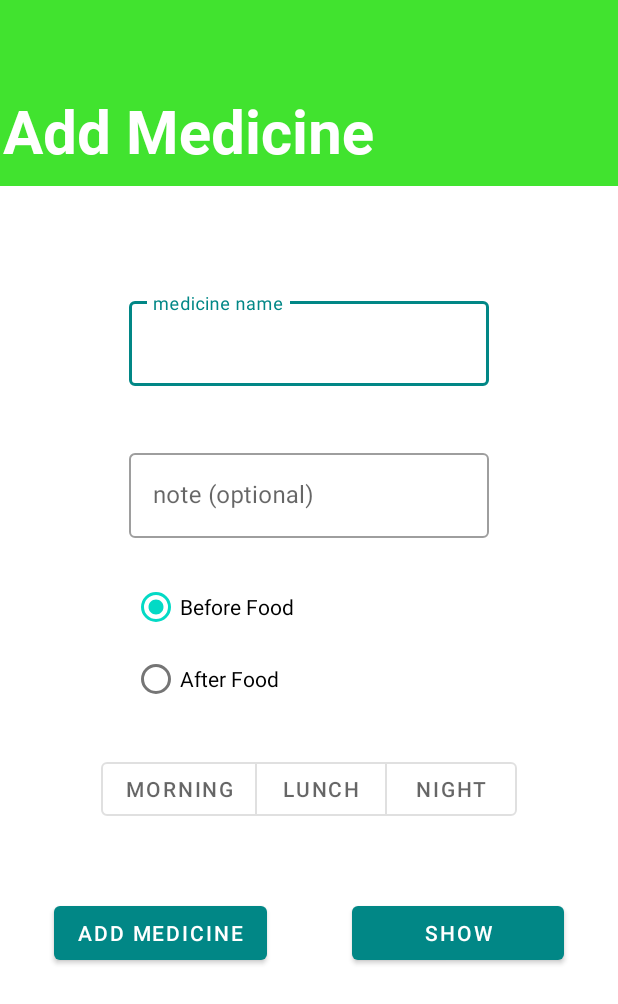
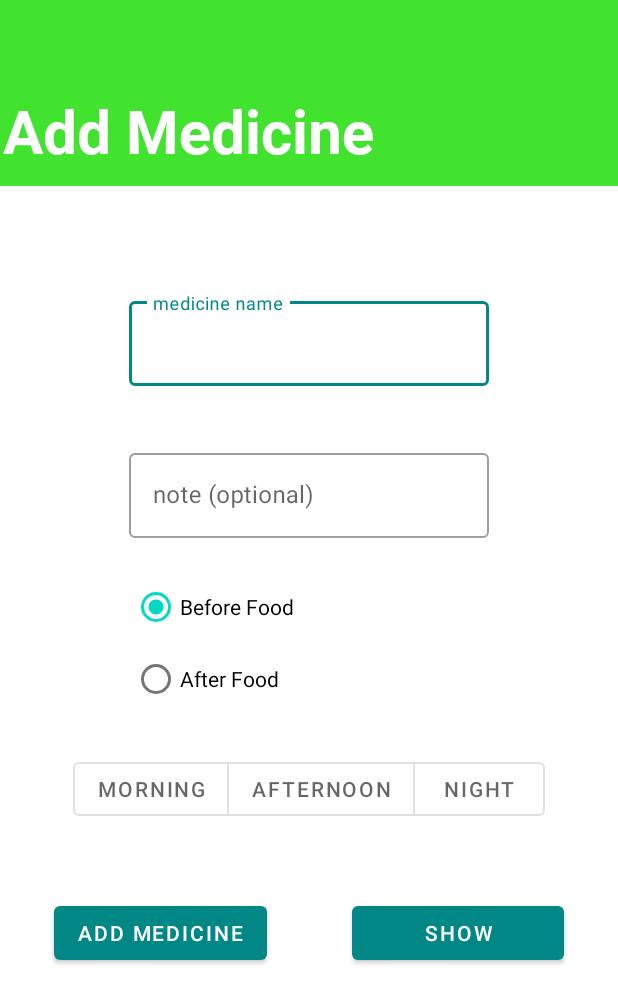
Before and after one commit to SATYAJIT1910/MediClock, an Android app: the HomeActivity screen opened directly, with no data from a screen before it, on a phone screen of 412 x 824 dp. Shown: the top 1004 px of the screen. Run offline under Robolectric (Android 15) with nearby library versions, the phone set to English and light mode, and no system bars; our stand-ins replace Firebase (no records; nobody signed in at launch, a user with empty details on screens opened directly).

Commit message:
minor bug fix with times

```diff
--- a/app/src/main/java/com/satyajitghosh/mediclock/CustomAdapter.java
+++ b/app/src/main/java/com/satyajitghosh/mediclock/CustomAdapter.java
@@ -55,11 +55,11 @@ import java.util.ArrayList;
                     output_time+="Morning ";
                 }
                 else if(i.contains("1300")){
-                    output_time+="Lunch ";
+                    output_time+="Afternoon ";
 
                 }
                 else if(i.contains("2030")){
-                    output_time+="Dinner";
+                    output_time+="Night";
                 }
                 else{
                     output_time+="error";
--- a/app/src/main/res/layout/activity_home.xml
+++ b/app/src/main/res/layout/activity_home.xml
@@ -84,7 +84,7 @@
             style="?attr/materialButtonOutlinedStyle"
             android:layout_width="wrap_content"
             android:layout_height="wrap_content"
-            android:text="Lunch" />
+            android:text="afternoon" />
 
         <Button
             android:id="@+id/night"
```
